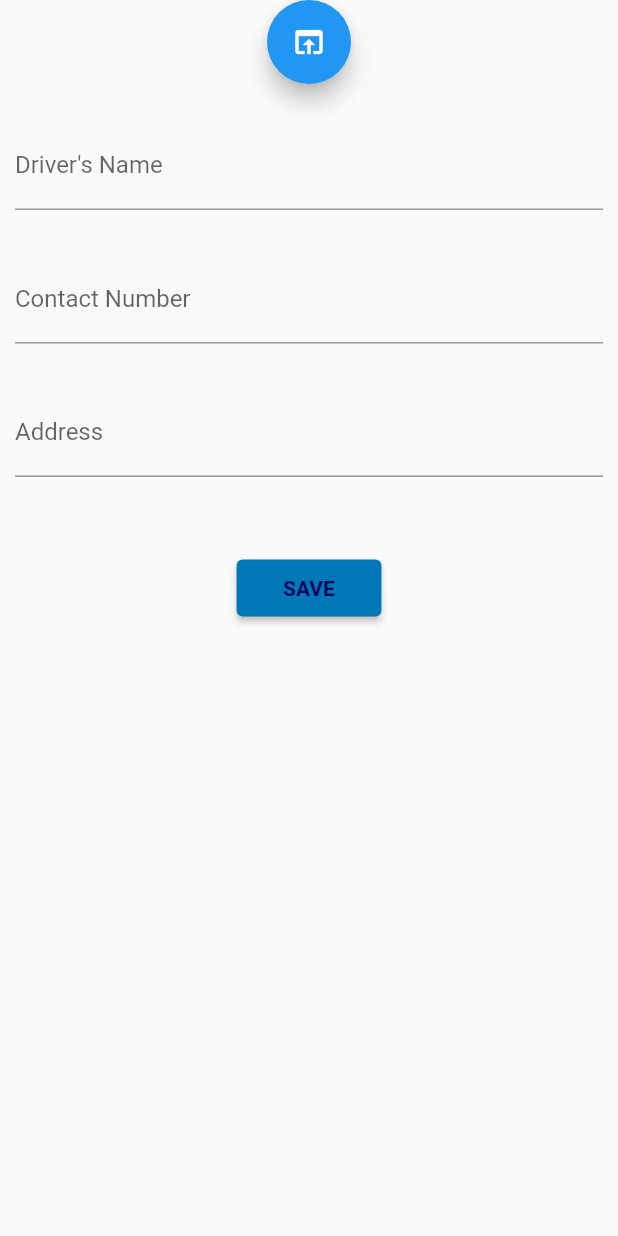
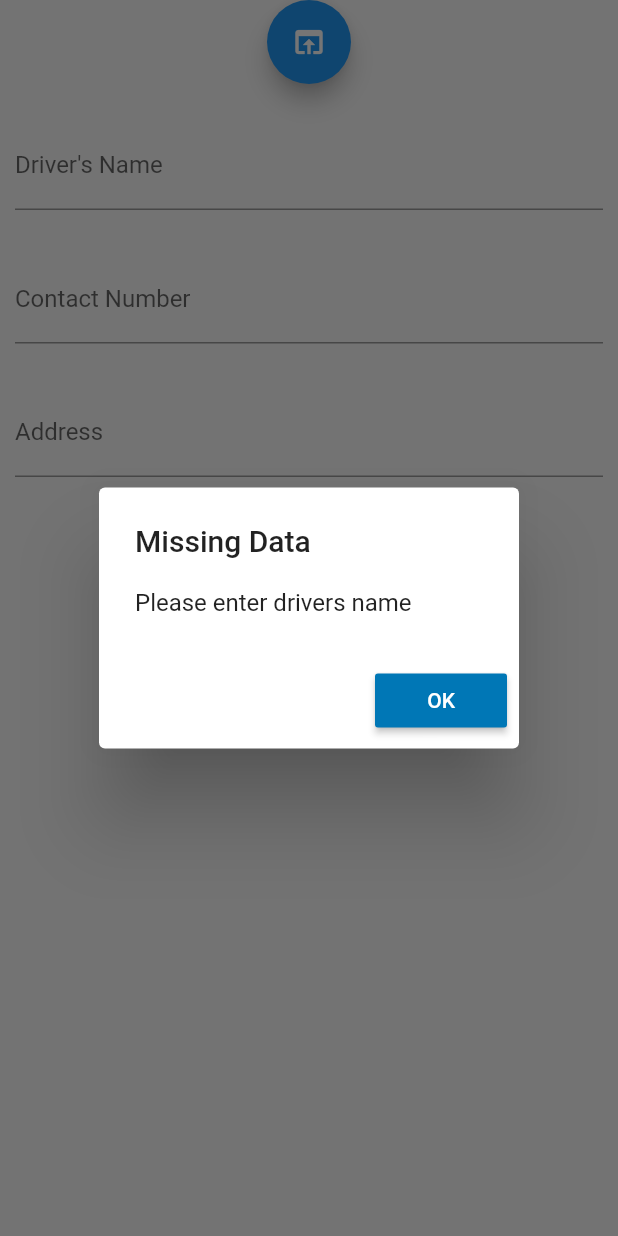
Before and after one commit to GoaBus-Project/GoaBus, a Flutter app: the DriverForm widget shown alone on an empty page, opened directly, after a tap on "SAVE", on a phone screen of 412 x 824 dp. Run offline on Flutter 3.47's test engine with Material 2 defaults, Android fonts, the phone set to English and light mode, and no system bars; our stand-ins replace cloud_firestore, firebase_auth, firebase_core, firebase_storage, google_maps_flutter; missing offline and left inert: flutter_web_image_picker, smooth_scroll_web; accounts and stored records are empty.

Commit message:
Drivers complete (except image upload)

```diff
--- a/lib/components/forms/driver_form.dart
+++ b/lib/components/forms/driver_form.dart
@@ -2,8 +2,10 @@ import 'package:flutter/cupertino.dart';
 import 'package:flutter/material.dart';
 import 'package:flutter/painting.dart';
 import 'package:flutter_web_image_picker/flutter_web_image_picker.dart';
+import 'package:goa_bus/common/alert_dialog_screen.dart';
 import 'package:goa_bus/constants/color_palette.dart';
-import 'package:goa_bus/providers/sidebar_providers/drivers_provider.dart';
+import 'package:goa_bus/providers/sidebar_providers/driver_providers/drivers_form_provider.dart';
+import 'package:goa_bus/providers/sidebar_providers/driver_providers/drivers_provider.dart';
 import 'package:provider/provider.dart';
 
 class DriverForm extends StatefulWidget {
@@ -12,29 +14,26 @@ class DriverForm extends StatefulWidget {
 }
 
 class _DriverFormState extends State<DriverForm> {
-  Image image;
   @override
   Widget build(BuildContext context) {
-    return Consumer<DriversProvider>(
+    return Consumer<DriversFormProvider>(
       builder: (context, driverProv, _) {
         return Column(
           children: [
-            image==null?
+            driverProv.driver.image == null?
             FloatingActionButton(
                 child: Icon(Icons.open_in_browser),
                 onPressed: () async {
-                  final _image = await FlutterWebImagePicker.getImage;
-                  setState(() {
-                    image = _image;
-                  });
+                  Image _image = await FlutterWebImagePicker.getImage;
+                  driverProv.setProfile(_image);
                 }
             )
-            : ClipOval(
+            :ClipOval(
               clipBehavior: Clip.antiAliasWithSaveLayer,
               child: CircleAvatar(
                 radius: 100,
                 backgroundColor: Colors.transparent,
-                child: image,
+                child: driverProv.driver.image,
               ),
             ),
             Padding(
@@ -48,8 +47,8 @@ class _DriverFormState extends State<DriverForm> {
                       border: UnderlineInputBorder(),
                       labelText: "Driver's Name",
                     ),
-                    onChanged: (number) {
-
+                    onChanged: (name) {
+                      driverProv.driver.name = name;
                     },
                   ),
                   SizedBox(height: 30),
@@ -59,7 +58,7 @@ class _DriverFormState extends State<DriverForm> {
                       labelText: "Contact Number",
                     ),
                     onChanged: (number) {
-
+                      driverProv.driver.contact = number;
                     },
                   ),
                   SizedBox(height: 30),
@@ -68,40 +67,40 @@ class _DriverFormState extends State<DriverForm> {
                       border: UnderlineInputBorder(),
                       labelText: "Address",
                     ),
-                    onChanged: (number) {
-
+                    onChanged: (address) {
+                      driverProv.driver.address = address;
                     },
                   ),
                   SizedBox(height: 50),
+                  Row(
+                    mainAxisAlignment: MainAxisAlignment.center,
+                    children: [
                       ElevatedButton(
                         style: ButtonStyle(
                           backgroundColor: MaterialStateProperty.all<Color>(Palette.secondary),
                         ),
                         onPressed: () async {
-                      // String checkData = driverProv.checkData();
-                      // if(checkData == '') {
-                      //   if (await driverProv.saveRoutesData()) {
-                      //     driverProv.loading = false;
-                      //     Navigator.pop(context);
-                      //     return SnackBar(
-                      //       content: Text('Data saved'),
-                      //       backgroundColor: Palette.secondary,
-                      //     );
-                      //   } else {
-                      //     driverProv.loading = false;
-                      //     return showAlertDialog(
-                      //         context: context,
-                      //         title: 'Please try again',
-                      //         message: 'There was some problem while saving data'
-                      //     );
-                      //   }
-                      // } else {
-                      //   return showAlertDialog(
-                      //       context: context,
-                      //       title: 'Missing Data',
-                      //       message: checkData
-                      //   );
-                      // }
+                          String checkData = driverProv.checkData();
+                          if(checkData == '' || checkData == 'success') {
+                            if(await driverProv.saveDrivers()) {
+                              await Provider.of<DriversProvider>(context, listen: false).getData();
+                              driverProv.loading = false;
+                              Navigator.pop(context);
+                            } else {
+                              driverProv.loading = false;
+                              return showAlertDialog(
+                                  context: context,
+                                  title: 'Please try again',
+                                  message: 'There was some problem while saving data'
+                              );
+                            }
+                          } else {
+                            return showAlertDialog(
+                                context: context,
+                                title: 'Missing Data',
+                                message: checkData
+                            );
+                          }
                         },
                         child: Padding(
                           padding: const EdgeInsets.symmetric(horizontal: 15, vertical: 11),
@@ -115,26 +114,12 @@ class _DriverFormState extends State<DriverForm> {
                           ),
                         ),
                       ),
-
-                  // SizedBox(height: 10),
-                  // driverProv.loading?
-                  // Row(
-                  //   mainAxisAlignment: MainAxisAlignment.center,
-                  //   children: [
-                  //     SizedBox(
-                  //         height: 15,
-                  //         width: 15,
-                  //         child: CircularProgressIndicator(backgroundColor: Palette.secondary)
-                  //     ),
-                  //     SizedBox(width: 10),
-                  //     Text(
-                  //       'Saving data..',
-                  //       style: TextStyle(
-                  //           color: Colors.green
-                  //       ),
-                  //     ),
-                  //   ],
-                  // ):Container(),
+                      SizedBox(width: 40),
+                      driverProv.loading?
+                      CircularProgressIndicator(color: Palette.secondary)
+                          : Container(),
+                    ],
+                  ),
                 ],
               ),
             ),
--- a/lib/constants/constants.dart
+++ b/lib/constants/constants.dart
@@ -5,6 +5,7 @@ class Constants {
   static const String NAMED_MAIN_LOGO = 'namedlogo.png';
   static const String GOOGLE_LOGO = 'google-logo.png';
 
+  static const String DRIVERS_COLLECTION = 'Drivers';
   static const String BUSES_COLLECTION = 'Buses';
   static const String ROUTES_COLLECTION = 'Routes';
   static const String BUS_STOPS_COLLECTION = 'Bus Stops';
--- a/lib/main.dart
+++ b/lib/main.dart
@@ -2,7 +2,8 @@ import 'package:goa_bus/providers/sidebar_providers/bus_providers/buses_provider
 import 'package:goa_bus/providers/sidebar_providers/bus_stop_providers/bus_stop_form_provider.dart';
 import 'package:goa_bus/providers/sidebar_providers/bus_stop_providers/bus_stop_provider.dart';
 import 'package:goa_bus/providers/sidebar_providers/bus_providers/buses_form_provider.dart';
-import 'package:goa_bus/providers/sidebar_providers/drivers_provider.dart';
+import 'package:goa_bus/providers/sidebar_providers/driver_providers/drivers_form_provider.dart';
+import 'package:goa_bus/providers/sidebar_providers/driver_providers/drivers_provider.dart';
 import 'package:goa_bus/providers/sidebar_providers/route_providers/routes_form_provider.dart';
 import 'package:goa_bus/providers/sidebar_providers/route_providers/routes_provider.dart';
 import 'package:goa_bus/screens/home_screen.dart';
@@ -40,6 +41,7 @@ class _GoaBusAppState extends State<GoaBusApp> {
         ChangeNotifierProvider(create: (context) => HomeProvider()),
         ChangeNotifierProvider(create: (context) => BusesFormProvider()),
         ChangeNotifierProvider(create: (context) => DriversProvider()),
+        ChangeNotifierProvider(create: (context) => DriversFormProvider()),
         ChangeNotifierProvider(create: (context) => BusesProvider()),
         ChangeNotifierProvider(create: (context) => BusesFormProvider()),
         ChangeNotifierProvider(create: (context) => BusStopProvider()),
--- a/lib/models/drivers_model.dart
+++ b/lib/models/drivers_model.dart
@@ -1,7 +1,3 @@
-// To parse this JSON data, do
-//
-//     final driversModel = driversModelFromJson(jsonString);
-
 import 'dart:convert';
 
 import 'package:flutter/cupertino.dart';
@@ -18,11 +14,11 @@ class DriversModel {
   List<Driver> drivers;
 
   factory DriversModel.fromJson(Map<String, dynamic> json) => DriversModel(
-    drivers: List<Driver>.from(json["drivers"].map((x) => Driver.fromJson(x))),
+    drivers: List<Driver>.from(json["drivers"].map((x) => Driver.fromJson(x)))??[],
   );
 
   Map<String, dynamic> toJson() => {
-    "drivers": List<dynamic>.from(drivers.map((x) => x.toJson())),
+    "drivers": List<dynamic>.from(drivers.map((x) => x.toJson()))??[],
   };
 }
 
--- /dev/null
+++ b/lib/providers/sidebar_providers/driver_providers/drivers_form_provider.dart
@@ -0,0 +1,43 @@
+import 'package:flutter/material.dart';
+import 'package:goa_bus/models/drivers_model.dart';
+import 'package:goa_bus/repositories/drivers_repository.dart';
+
+class DriversFormProvider with ChangeNotifier {
+  Driver driver = Driver();
+
+  bool loading = false;
+
+  void init() {
+    driver.image = null;
+    driver.contact = "";
+    driver.name = "";
+    driver.address = "";
+  }
+
+  void setProfile(Image image) {
+    driver.image = image;
+    notifyListeners();
+  }
+
+  String checkData() {
+    String message = "";
+    if(driver.name == "" || driver.name == null)
+      message = "Please enter drivers name";
+    else if(driver.contact == "" || driver.contact == null)
+      message = "Please enter drivers contact number";
+    else if(driver.address == "" || driver.address == null)
+      message = "Please enter drivers address";
+    else
+      message = "success";
+    return message;
+  }
+
+  Future<bool> saveDrivers() async {
+    loading = true;
+    notifyListeners();
+    return await DriversRepository().save(driver).whenComplete(() {
+      loading = false;
+      notifyListeners();
+    });
+  }
+}
--- a/lib/providers/sidebar_providers/drivers_provider.dart
+++ b/lib/providers/sidebar_providers/driver_providers/drivers_provider.dart
@@ -1,4 +1,6 @@
 import 'package:flutter/material.dart';
 
 class DriversProvider with ChangeNotifier {
+  Future<void> getData() async {
+  }
 }
--- a/lib/repositories/buses_repository.dart
+++ b/lib/repositories/buses_repository.dart
@@ -7,7 +7,7 @@ class BusesRepository {
   Future<bool> save(Bus bus) async {
     bool success = false;
 
-    /// Create a DocumentReference called routes that references the firestore collection
+    /// Create a DocumentReference called Buses that references the firestore collection
     DocumentReference routes =
     FirebaseFirestore.instance
         .collection(Constants.BUSES_COLLECTION)
@@ -21,6 +21,8 @@ class BusesRepository {
           + ":" + bus.trips[0].startTime.minute.toString() + ';'
           + bus.trips[0].endTime.hour.toString()
           + ":" + bus.trips[0].endTime.minute.toString();
+
+      // TODO Context to be added
       /*trips = bus.trips[0].routeName.toString() + ';'
           + bus.trips[0].startTime.toString() + ';'
           + bus.trips[0].endTime.toString();*/
--- a/lib/repositories/routes_repository.dart
+++ b/lib/repositories/routes_repository.dart
@@ -9,7 +9,7 @@ class RoutesRepository {
   /// Save data to firestore db
   Future<bool> save(BusRoute routesData) async {
     bool success = false;
-    /// Create a DocumentReference called routes that references the firestore collection
+    /// Create a DocumentReference called Routes that references the firestore collection
     DocumentReference routes =
       FirebaseFirestore.instance
           .collection(Constants.ROUTES_COLLECTION)
--- a/lib/screens/sidebar_pages/drivers.dart
+++ b/lib/screens/sidebar_pages/drivers.dart
@@ -3,7 +3,7 @@ import 'package:goa_bus/components/details/driver_details.dart';
 import 'package:goa_bus/components/forms/driver_form.dart';
 import 'package:goa_bus/components/table.dart';
 import 'package:goa_bus/constants/color_palette.dart';
-import 'package:goa_bus/providers/sidebar_providers/drivers_provider.dart';
+import 'package:goa_bus/providers/sidebar_providers/driver_providers/drivers_provider.dart';
 import 'package:provider/provider.dart';
 import 'package:smooth_scroll_web/smooth_scroll_web.dart';
 
--- a/pubspec.yaml
+++ b/pubspec.yaml
@@ -33,7 +33,7 @@ dependencies:
   cloud_firestore: ^2.2.0
   firebase_database: ^7.0.0
 #  cloud_functions: ^0.9.0
-  firebase_storage: ^8.1.0
+  firebase_storage: ^8.1.3
   firebase_analytics: ^7.0.1
 
   google_sign_in: ^5.0.4
```
Also changed, not shown: lib/providers/sidebar_providers/bus_stop_providers/bus_stop_form_provider.dart (+4 -4 lines), lib/repositories/bus_stops_repository.dart (+5 -5 lines), lib/repositories/drivers_repository.dart (added, +63 -0 lines), pubspec.lock. Lines whose indentation alone changed are shown as unchanged.
